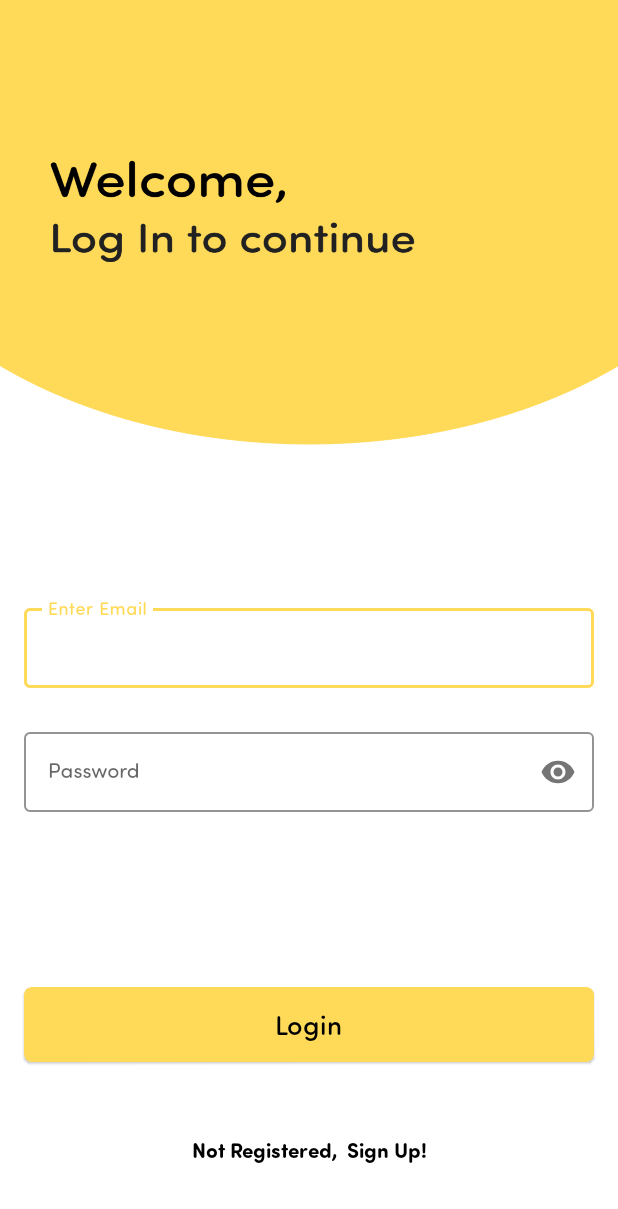
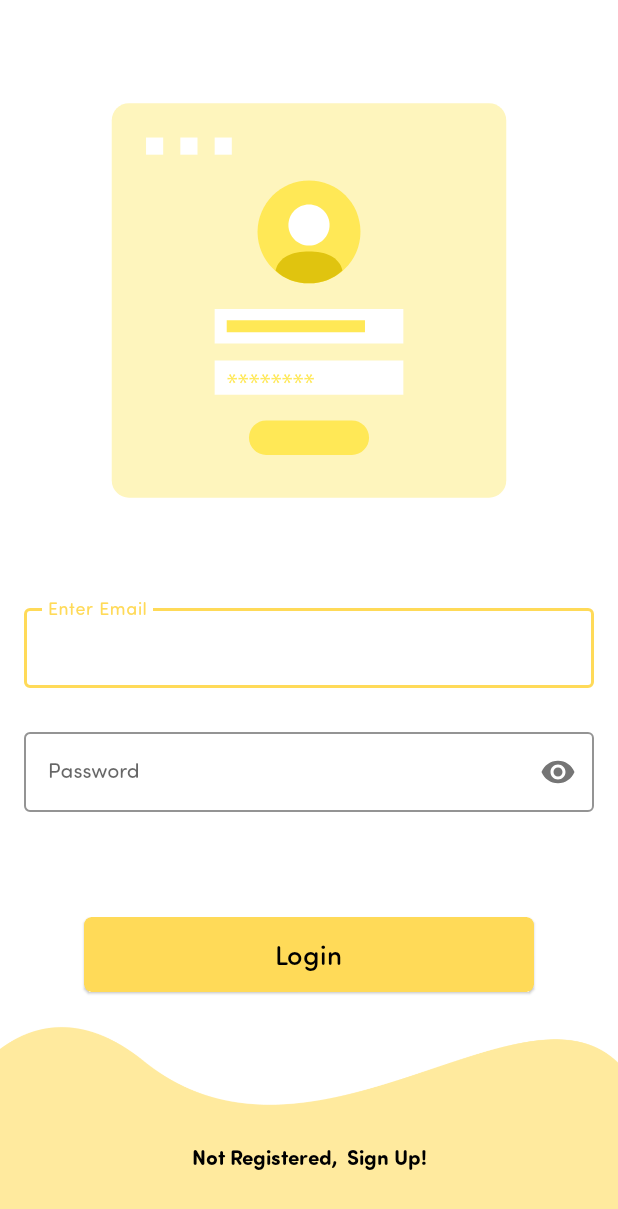
Before and after one commit to IC-Hack-Sanakaris/track-app, an Android app: the screen it shows after launch (LoginActivity), on a phone screen of 412 x 824 dp. Shown: the top 1209 px of the screen. Run offline under Robolectric (Android 15) with nearby library versions, the phone set to English and light mode, and no system bars; our stand-ins replace Firebase (no records; nobody signed in at launch, a user with empty details on screens opened directly).

Commit message:
Added lottie, design improvements

```diff
--- a/app/build.gradle
+++ b/app/build.gradle
@@ -56,4 +56,6 @@ dependencies {
     implementation 'com.google.firebase:firebase-auth-ktx:21.0.8'
 
 
+    implementation 'com.airbnb.android:lottie:3.4.0'
+
 }
--- a/app/src/main/res/layout/activity_login.xml
+++ b/app/src/main/res/layout/activity_login.xml
@@ -3,9 +3,21 @@
     xmlns:app="http://schemas.android.com/apk/res-auto"
     xmlns:tools="http://schemas.android.com/tools"
     android:layout_width="match_parent"
+    android:background="@drawable/loginbg"
     android:layout_height="match_parent"
-    android:background="@drawable/loginbg"
     tools:context=".auth.LoginActivity">
+
+    <com.airbnb.lottie.LottieAnimationView
+        android:id="@+id/animationView"
+        android:layout_width="match_parent"
+        android:layout_height="wrap_content"
+        app:layout_constraintBottom_toTopOf="@+id/emailLayout"
+        app:layout_constraintEnd_toEndOf="parent"
+        app:layout_constraintStart_toStartOf="parent"
+        app:layout_constraintTop_toTopOf="parent"
+        app:lottie_autoPlay="true"
+        app:lottie_loop="true"
+        app:lottie_rawRes="@raw/annimation" />
 
 
     <com.google.android.material.textfield.TextInputLayout
@@ -58,30 +70,27 @@
     </com.google.android.material.textfield.TextInputLayout>
 
 
-
     <com.google.android.material.card.MaterialCardView
         android:id="@+id/btnLogin"
-        android:layout_width="0dp"
+        android:layout_width="300dp"
         android:layout_height="50dp"
+        android:layout_marginHorizontal="16dp"
+        android:backgroundTint="@color/yellow"
         app:cardCornerRadius="5dp"
-        android:backgroundTint="@color/yellow"
-        android:layout_marginHorizontal="16dp"
-        app:layout_constraintBottom_toBottomOf="parent"
+        android:layout_marginTop="70dp"
         app:layout_constraintEnd_toEndOf="parent"
         app:layout_constraintHorizontal_bias="0.5"
         app:layout_constraintStart_toStartOf="parent"
-        app:layout_constraintTop_toBottomOf="@+id/passwordLayout"
-        >
+        app:layout_constraintTop_toBottomOf="@+id/passwordLayout">
 
         <TextView
             android:layout_width="wrap_content"
             android:layout_height="wrap_content"
+            android:layout_gravity="center"
+            android:fontFamily="@font/sofiaprosoftmedium"
             android:text="Login"
-            android:textSize="18dp"
-            android:fontFamily="@font/sofiaprosoftmedium"
-            android:layout_gravity="center"
             android:textColor="@color/black"
-            />
+            android:textSize="18dp" />
 
     </com.google.android.material.card.MaterialCardView>
     <TextView
@@ -91,7 +100,7 @@
         android:fontFamily="@font/sofiaprosoftbold"
         android:textColor="@color/black"
         android:text="Not Registered,  Sign Up!"
-        app:layout_constraintBottom_toBottomOf="parent"
+       android:layout_marginTop="100dp"
         app:layout_constraintEnd_toEndOf="parent"
         app:layout_constraintHorizontal_bias="0.5"
         app:layout_constraintStart_toStartOf="parent"
```
Also changed, not shown: app/src/main/res/raw/annimation.json (added, +1 -0 lines), app/src/main/res/drawable-v24/loginbg.png.
